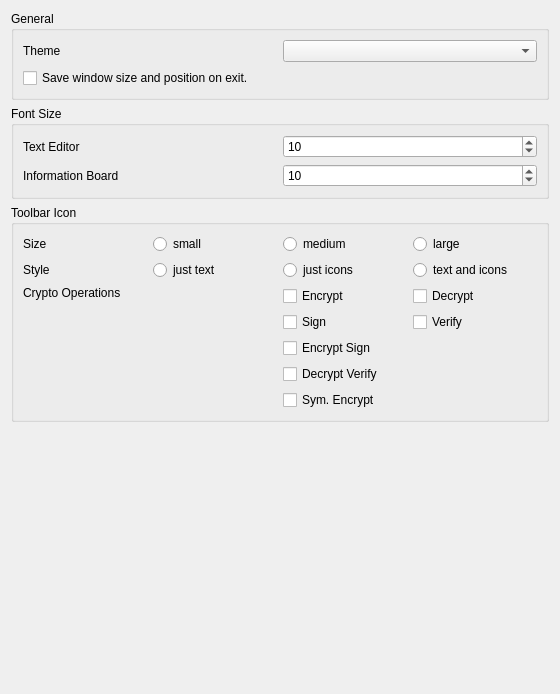
Old version of the form ui/AppearanceSettings.ui in the repository saturneric/GpgFrontend.
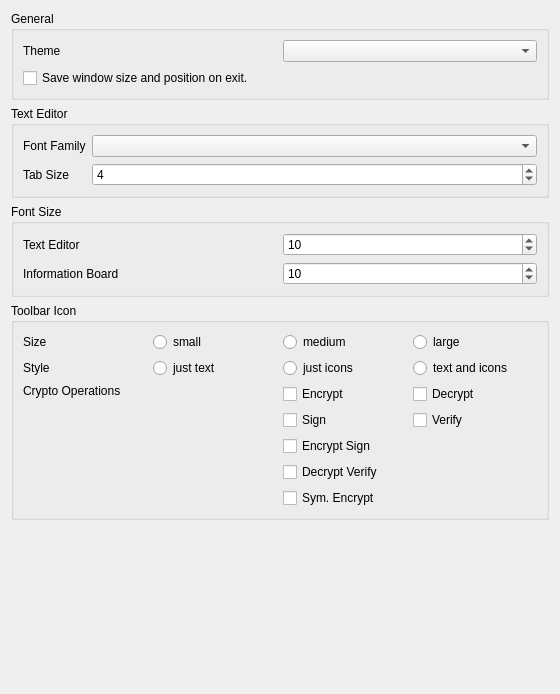
New version of the form.

Commit message: feat(editor): add font and tab size settings

```diff
--- a/ui/AppearanceSettings.ui
+++ b/ui/AppearanceSettings.ui
@@ -46,6 +46,48 @@
        </layout>
       </widget>
      </item>
+     <item>
+      <widget class="QGroupBox" name="textEditorBox">
+       <property name="title">
+        <string>Text Editor</string>
+       </property>
+       <layout class="QFormLayout" name="textEditorFormLayout">
+        <property name="fieldGrowthPolicy">
+         <enum>QFormLayout::AllNonFixedFieldsGrow</enum>
+        </property>
+        <item row="0" column="0">
+         <widget class="QLabel" name="textEditorFontLabel">
+          <property name="text">
+           <string>Font Family</string>
+          </property>
+         </widget>
+        </item>
+        <item row="0" column="1">
+         <widget class="QComboBox" name="textEditorFontComboBox"/>
+        </item>
+        <item row="1" column="0">
+         <widget class="QLabel" name="textEditorTabSizeLabel">
+          <property name="text">
+           <string>Tab Size</string>
+          </property>
+         </widget>
+        </item>
+        <item row="1" column="1">
+         <widget class="QSpinBox" name="textEditorTabSizeSpinBox">
+          <property name="minimum">
+           <number>1</number>
+          </property>
+          <property name="maximum">
+           <number>16</number>
+          </property>
+          <property name="value">
+           <number>4</number>
+          </property>
+         </widget>
+        </item>
+       </layout>
+      </widget>
+     </item>
      <item>
       <widget class="QGroupBox" name="fontSizeBox">
        <property name="title">
```
The commit also changes 3 other files.
